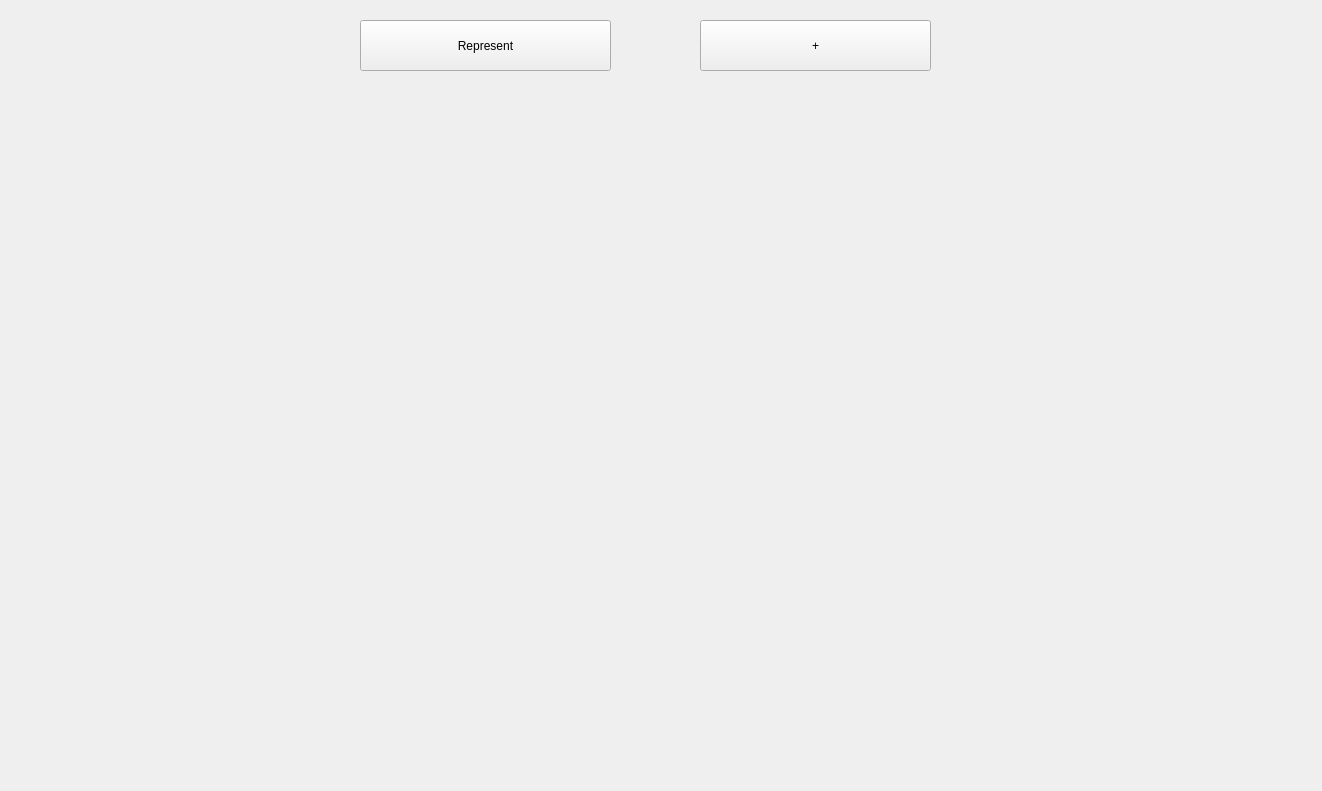
The window that C++/Projects/Notes/QtGUI/NotesGUI/mainwindow.ui (MikitaVitkouski/BSU) describes before a commit, drawn with Qt 5.
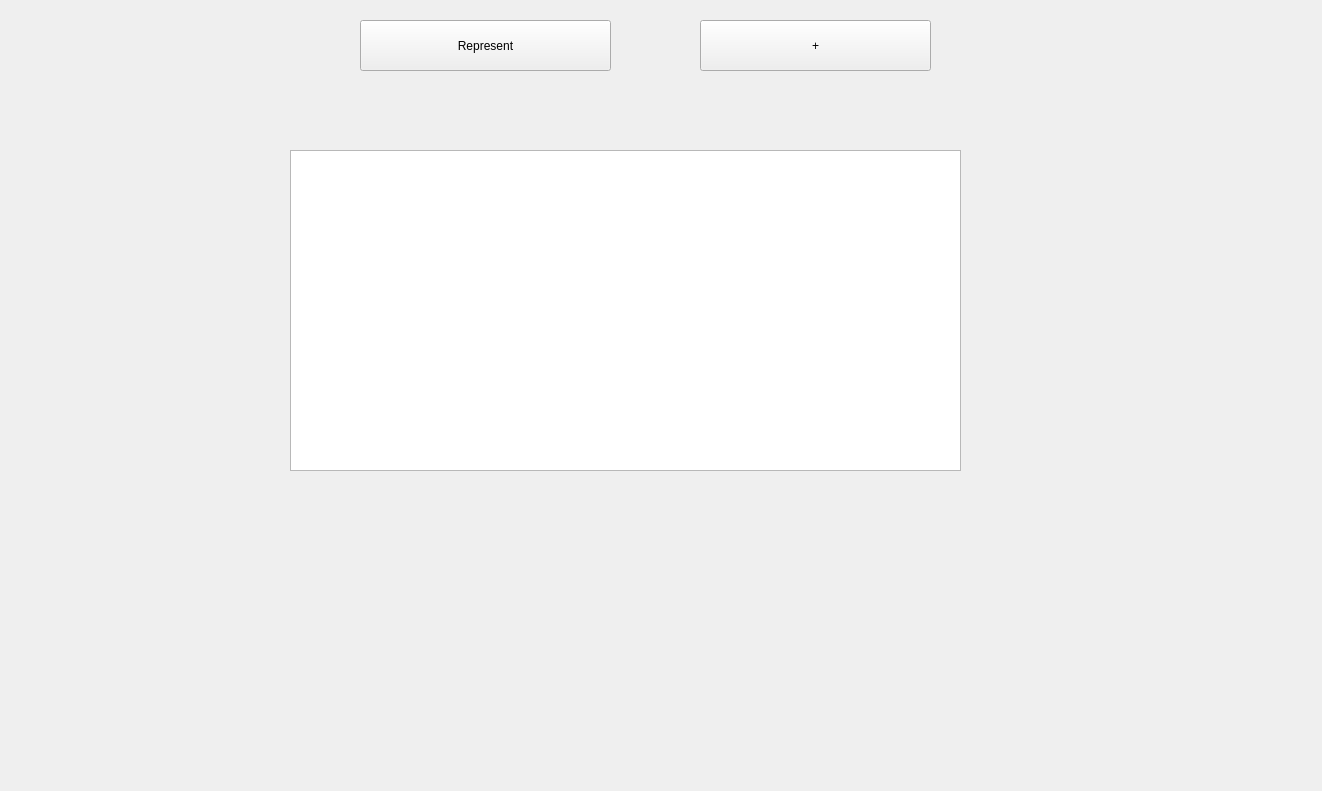
The same window after the commit.

Commit message: Implement button btnAddNote to add notes to listWidgetNotes and represent them on the pageRepresent

```diff
--- a/C++/Projects/Notes/QtGUI/NotesGUI/mainwindow.ui
+++ b/C++/Projects/Notes/QtGUI/NotesGUI/mainwindow.ui
@@ -23,7 +23,18 @@
       <height>521</height>
      </rect>
     </property>
-    <widget class="QWidget" name="pageRepresent"/>
+    <widget class="QWidget" name="pageRepresent">
+     <widget class="QListWidget" name="listWidgetNotes">
+      <property name="geometry">
+       <rect>
+        <x>170</x>
+        <y>70</y>
+        <width>671</width>
+        <height>321</height>
+       </rect>
+      </property>
+     </widget>
+    </widget>
     <widget class="QWidget" name="pageAddNote">
      <widget class="QPushButton" name="btnAddNote">
       <property name="geometry">
```
Left out of the diff: 4 changed lines with no effect on the pictures. The commit also changes 2 other files.
